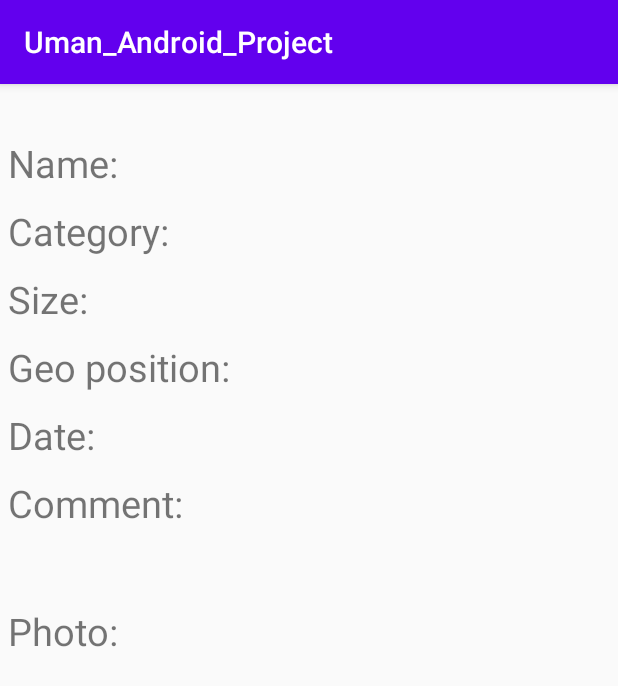
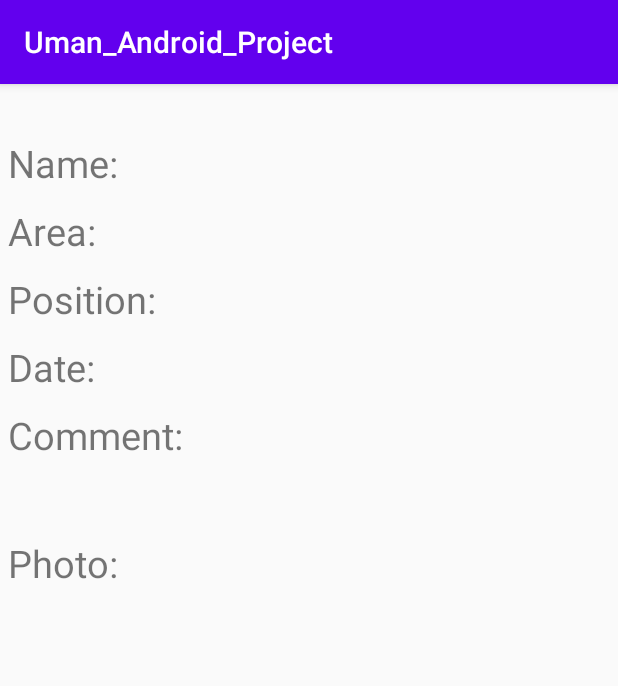
Before and after one commit to BharatB427/Tree-Plantation, an Android app: the PlantationDetailActivity screen opened directly, with no data from a screen before it, on a phone screen of 412 x 824 dp. Shown: the top 686 px of the screen. Run offline under Robolectric (Android 15) with nearby library versions, the phone set to English and light mode, and no system bars; pictures from the network do not load; 6 statements that could not run were skipped.

```diff
--- a/app/build.gradle
+++ b/app/build.gradle
@@ -34,6 +34,7 @@ dependencies {
     implementation platform('com.google.firebase:firebase-bom:26.3.0')
     implementation 'com.google.firebase:firebase-analytics'
     implementation 'com.google.firebase:firebase-firestore:21.4.3'
+    implementation 'com.google.firebase:firebase-storage:19.2.1'
 
     implementation 'com.facebook.android:facebook-login:[8.1)'
     implementation 'com.facebook.android:facebook-android-sdk:[5,6)'
@@ -45,6 +46,7 @@ dependencies {
     implementation 'androidx.viewpager:viewpager:1.0.0'
     implementation 'com.google.android.material:material:1.2.1'
     implementation 'androidx.legacy:legacy-support-v4:1.0.0'
+    implementation 'com.github.bumptech.glide:glide:3.7.0'
     testImplementation 'junit:junit:4.+'
     androidTestImplementation 'androidx.test.ext:junit:1.1.1'
     androidTestImplementation 'androidx.test.espresso:espresso-core:3.1.0'
--- a/app/src/main/java/com/example/uman_android_project/MainActivity.java
+++ b/app/src/main/java/com/example/uman_android_project/MainActivity.java
@@ -23,6 +23,8 @@ import com.example.uman_android_project.fragment.CustomViewPager;
 import com.example.uman_android_project.fragment.MainFragmentAdapter;
 import com.google.android.material.tabs.TabLayout;
 import com.google.firebase.firestore.FirebaseFirestore;
+import com.google.firebase.storage.FirebaseStorage;
+import com.google.firebase.storage.StorageReference;
 
 import java.sql.Time;
 import java.text.DecimalFormat;
@@ -37,6 +39,8 @@ public class MainActivity extends AppCompatActivity {
             Manifest.permission.WRITE_EXTERNAL_STORAGE
     };
     public static FirebaseFirestore db = FirebaseFirestore.getInstance();
+
+    public static StorageReference storageReference = FirebaseStorage.getInstance().getReference();
 
     private final int[] TAB_TITLES = new int[]{R.string.menu_main, R.string.menu_newTree, R.string.menu_newOrder, R.string.menu_profile};
     private final int[] TAB_IMGS = new int[]{R.drawable.home_menu, R.drawable.tree_menu, R.drawable.tree_menu, R.drawable.profile_menu};
--- a/app/src/main/java/com/example/uman_android_project/PlantationDetailActivity.java
+++ b/app/src/main/java/com/example/uman_android_project/PlantationDetailActivity.java
@@ -7,11 +7,12 @@ import android.os.Bundle;
 import android.widget.ImageView;
 import android.widget.TextView;
 
+import com.bumptech.glide.Glide;
 import com.example.uman_android_project.tree.Tree;
 
 public class PlantationDetailActivity extends AppCompatActivity {
 
-    private TextView name, category, size, geo, date, comment;
+    private TextView id, area, position, date, comment;
     private ImageView photo;
 
     @Override
@@ -19,10 +20,9 @@ public class PlantationDetailActivity extends AppCompatActivity {
         super.onCreate(savedInstanceState);
         setContentView(R.layout.activity_plantation_detail);
 
-        name = findViewById(R.id.treeName);
-        category = findViewById(R.id.treeCategory);
-        size = findViewById(R.id.treeSize);
-        geo = findViewById(R.id.treeGeo);
+        id = findViewById(R.id.treeId);
+        area = findViewById(R.id.treeArea);
+        position = findViewById(R.id.treePosition);
         date = findViewById(R.id.plantDate);
         comment = findViewById(R.id.plantComment);
         photo = findViewById(R.id.treePhoto);
@@ -30,11 +30,11 @@ public class PlantationDetailActivity extends AppCompatActivity {
         Intent intent = getIntent();
         Tree tree = (Tree) intent.getSerializableExtra("tree");
 
-        name.setText(tree.getName());
-        category.setText(tree.getCategory());
-        size.setText(tree.getSize());
-        geo.setText(tree.getGps());
+        id.setText(tree.getId());
+        area.setText(tree.getArea());
+        position.setText(tree.getPosition());
         date.setText(tree.getDate());
         comment.setText(tree.getComment());
+        Glide.with(this).load(tree.getPhotoUri()).into(photo);
     }
 }
--- a/app/src/main/res/layout/activity_plantation_detail.xml
+++ b/app/src/main/res/layout/activity_plantation_detail.xml
@@ -6,7 +6,7 @@
     android:layout_height="match_parent"
     tools:context=".PlantationDetailActivity">
 
-    <TableLayout xmlns:android="http://schemas.android.com/apk/res/android"
+    <TableLayout
         android:layout_width="match_parent"
         android:layout_height="wrap_content"
         android:layout_marginTop="30dp"
@@ -14,13 +14,14 @@
 
         <TableRow
             android:layout_marginTop="5dp">
+
             <TextView
                 android:layout_width="150dp"
                 android:layout_height="40dp"
                 android:text="Name: "
                 android:textSize="25sp" />
             <TextView
-                android:id="@+id/treeName"
+                android:id="@+id/treeId"
                 android:layout_width="230dp"
                 android:layout_height="40dp"
                 android:layout_marginLeft="5dp"
@@ -29,13 +30,14 @@
 
         <TableRow
             android:layout_marginTop="5dp">
+
             <TextView
                 android:layout_width="150dp"
                 android:layout_height="40dp"
-                android:text="Category: "
+                android:text="Area: "
                 android:textSize="25sp" />
             <TextView
-                android:id="@+id/treeCategory"
+                android:id="@+id/treeArea"
                 android:layout_width="230dp"
                 android:layout_height="40dp"
                 android:layout_marginLeft="5dp"
@@ -44,28 +46,14 @@
 
         <TableRow
             android:layout_marginTop="5dp">
+
             <TextView
                 android:layout_width="150dp"
                 android:layout_height="40dp"
-                android:text="Size: "
+                android:text="Position: "
                 android:textSize="25sp" />
             <TextView
-                android:id="@+id/treeSize"
-                android:layout_width="230dp"
-                android:layout_height="40dp"
-                android:layout_marginLeft="5dp"
-                android:paddingLeft="5dp"/>
-        </TableRow>
-
-        <TableRow
-            android:layout_marginTop="5dp">
-            <TextView
-                android:layout_width="150dp"
-                android:layout_height="40dp"
-                android:text="Geo position: "
-                android:textSize="25sp" />
-            <TextView
-                android:id="@+id/treeGeo"
+                android:id="@+id/treePosition"
                 android:layout_width="230dp"
                 android:layout_height="40dp"
                 android:layout_marginLeft="5dp"
--- a/app/src/main/res/layout/fragment_add_tree.xml
+++ b/app/src/main/res/layout/fragment_add_tree.xml
@@ -36,7 +36,7 @@
                 android:text="Name: "
                 android:textSize="25sp" />
             <EditText
-                android:id="@+id/treeName"
+                android:id="@+id/treeId"
                 android:layout_width="230dp"
                 android:layout_height="40dp"
                 android:layout_marginLeft="5dp"
@@ -56,7 +56,7 @@
                 android:text="Category: "
                 android:textSize="25sp" />
             <Spinner
-                android:id="@+id/treeCategory"
+                android:id="@+id/treeArea"
                 android:layout_width="230dp"
                 android:layout_height="40dp"
                 android:paddingLeft="5dp"/>
@@ -70,7 +70,7 @@
                 android:text="Size: "
                 android:textSize="25sp" />
             <Spinner
-                android:id="@+id/treeSize"
+                android:id="@+id/treePosition"
                 android:layout_width="230dp"
                 android:layout_height="40dp"
                 android:paddingLeft="5dp"/>
--- a/app/src/main/res/layout/tree_info_list.xml
+++ b/app/src/main/res/layout/tree_info_list.xml
@@ -13,7 +13,7 @@
         android:layout_weight="1">
 
         <TextView
-            android:id="@+id/treeName"
+            android:id="@+id/treeId"
             android:layout_width="match_parent"
             android:layout_height="match_parent"
             android:layout_marginLeft="3dp"
@@ -42,7 +42,7 @@
         android:layout_weight="1">
 
         <TextView
-            android:id="@+id/treeCategory"
+            android:id="@+id/treeArea"
             android:layout_width="match_parent"
             android:layout_height="match_parent"
             android:layout_marginLeft="3dp"
@@ -53,7 +53,7 @@
             android:textColor="@android:color/black" />
 
         <TextView
-            android:id="@+id/treeSize"
+            android:id="@+id/treePosition"
             android:layout_width="match_parent"
             android:layout_height="match_parent"
             android:layout_marginLeft="3dp"
```
Also changed, not shown: app/src/main/java/com/example/uman_android_project/fragment/AddOrderFragment.java (+44 -9 lines), app/src/main/java/com/example/uman_android_project/fragment/AddTreeFragment.java (+5 -5 lines), app/src/main/java/com/example/uman_android_project/tree/AdapterTree.java (+10 -10 lines), app/src/main/java/com/example/uman_android_project/tree/Tree.java (+23 -46 lines).
